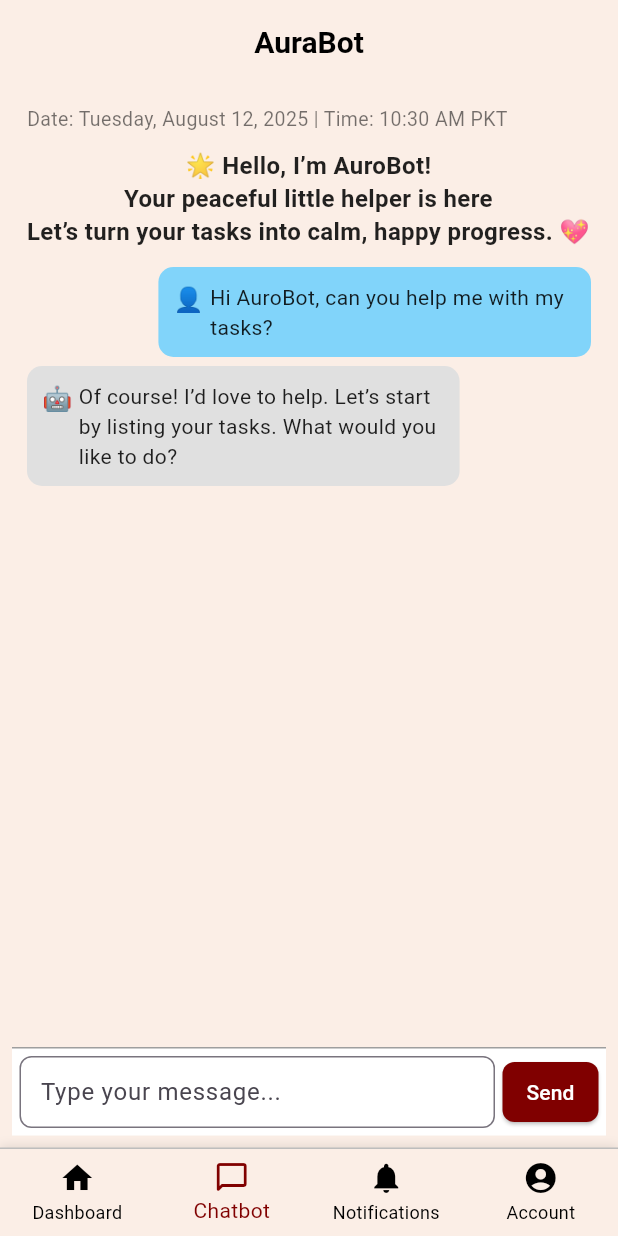
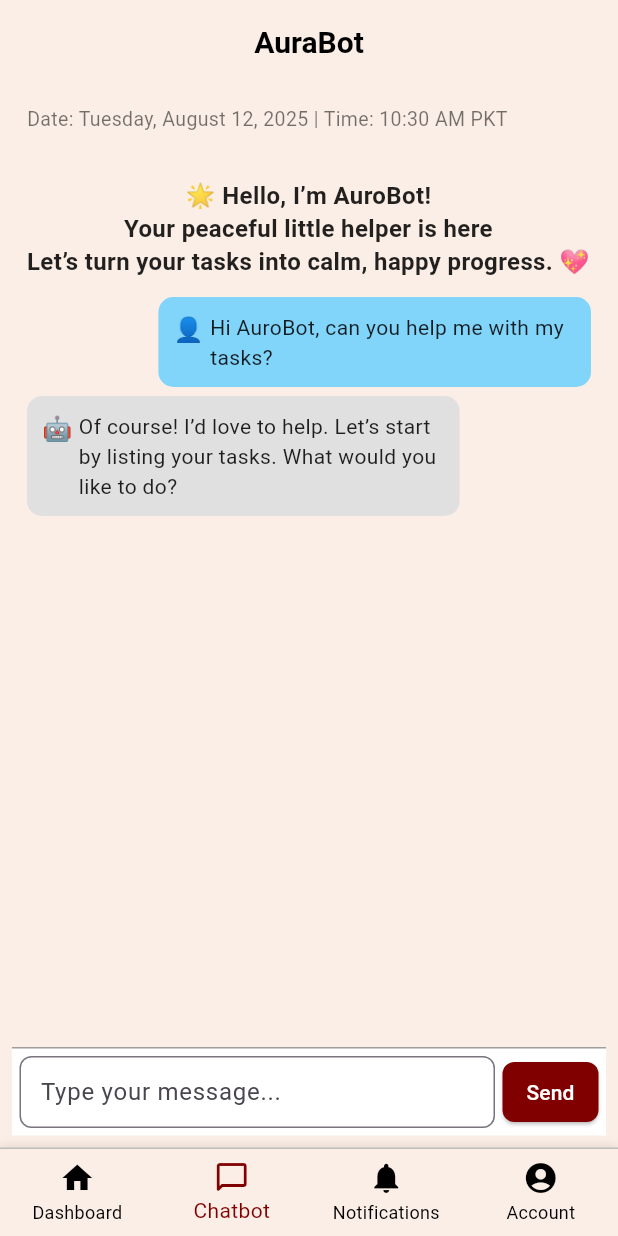
Before and after one commit to Munibafarooq-574/Aurado_2025, a Flutter app: the screen it shows after launch, item 2 of the bottom bar chosen, on a phone screen of 412 x 824 dp. Run offline on Flutter 3.47's test engine with Material 3 defaults, Android fonts, the phone set to English and light mode, and no system bars; our stand-ins replace animated_text_kit, flutter_local_notifications, image_picker, permission_handler, shared_preferences, syncfusion_flutter_charts and 1 more.

Commit message:
Initial commit

```diff
--- /dev/null
+++ b/aurado_2025/lib/constants/ color_utils.dart
@@ -0,0 +1,9 @@
+import 'package:flutter/material.dart';
+
+/// Converts a hex string like "#B1E5CC" or "B1E5CC" to a Flutter Color.
+Color fromHex(String hex) {
+  final buffer = StringBuffer();
+  if (hex.length == 6 || hex.length == 7) buffer.write('ff'); // full opacity
+  buffer.write(hex.replaceFirst('#', ''));
+  return Color(int.parse(buffer.toString(), radix: 16));
+}
--- a/aurado_2025/lib/main.dart
+++ b/aurado_2025/lib/main.dart
@@ -94,7 +94,7 @@ class MyApp extends StatelessWidget {
           ),
         ),
         appBarTheme: AppBarTheme(
-          backgroundColor: const Color(0xff800000),
+           backgroundColor: scaffoldBgColor,  // <-- dynamic color from preferences
           elevation: 0,
           titleTextStyle: TextStyle(
             color: const Color(0xff800000).computeLuminance() > 0.5 ? Colors.black : Colors.white,
--- a/aurado_2025/lib/screens/ edit_profile_screen.dart
+++ b/aurado_2025/lib/screens/ edit_profile_screen.dart
@@ -2,7 +2,9 @@ import 'dart:io';
 import 'package:flutter/material.dart';
 import 'package:image_picker/image_picker.dart';
 import 'package:provider/provider.dart';
+import '../constants/ color_utils.dart';
 import '../providers/user_provider.dart';
+import '../providers/preferences_provider.dart';
 
 class EditProfileScreen extends StatefulWidget {
 
@@ -171,6 +173,7 @@ class _EditProfileScreenState extends State<EditProfileScreen> {
   Widget build(BuildContext context) {
 
     final userProvider = Provider.of<UserProvider>(context, listen: false);
+    final prefs = Provider.of<PreferencesProvider>(context);
     return Scaffold(
       appBar: AppBar(
         automaticallyImplyLeading: false,
@@ -183,7 +186,7 @@ class _EditProfileScreenState extends State<EditProfileScreen> {
             letterSpacing: 1.1,
           ),
         ),
-        backgroundColor: const Color(0xFFfbeee6),
+        backgroundColor: fromHex(prefs.themeColor),
         elevation: 0,
         centerTitle: true,
         iconTheme: const IconThemeData(color: Colors.black),
--- a/aurado_2025/lib/screens/FAQs_screen.dart
+++ b/aurado_2025/lib/screens/FAQs_screen.dart
@@ -1,4 +1,7 @@
 import 'package:flutter/material.dart';
+import 'package:provider/provider.dart';
+import '../constants/ color_utils.dart';
+import '../providers/preferences_provider.dart';
 
 class FAQsScreen extends StatefulWidget {
   @override
@@ -17,9 +20,10 @@ class _FAQsScreenState extends State<FAQsScreen> {
 
   @override
   Widget build(BuildContext context) {
+    final prefs = Provider.of<PreferencesProvider>(context);
     return Scaffold(
       appBar: AppBar(
-        backgroundColor: const Color(0xFFfbeee6),
+        backgroundColor: fromHex(prefs.themeColor),
         elevation: 0,
         centerTitle: true,
         iconTheme: const IconThemeData(color: Colors.black),
--- a/aurado_2025/lib/screens/chatbot_screen.dart
+++ b/aurado_2025/lib/screens/chatbot_screen.dart
@@ -1,5 +1,8 @@
 import 'package:flutter/material.dart';
 import 'package:intl/intl.dart';
+import 'package:provider/provider.dart';
+import '../constants/ color_utils.dart';
+import '../providers/preferences_provider.dart';
 
 class ChatbotScreen extends StatefulWidget {
   const ChatbotScreen({Key? key}) : super(key: key);
@@ -55,13 +58,14 @@ class _ChatbotScreenState extends State<ChatbotScreen> {
 
   @override
   Widget build(BuildContext context) {
+    final prefs = Provider.of<PreferencesProvider>(context);
     final now = DateTime.now();
     final day = DateFormat('EEEE').format(now);
     final date = DateFormat('MMMM d, y').format(now);
     final time = DateFormat('hh:mm a').format(now);
 
     return Scaffold(
-      backgroundColor: const Color(0xFFFBEEE6),
+      backgroundColor: fromHex(prefs.themeColor),
       body: Padding(
         padding: const EdgeInsets.all(8.0),
         child: Column(
@@ -82,12 +86,15 @@ class _ChatbotScreenState extends State<ChatbotScreen> {
                       fontSize: 13,
                       fontWeight: FontWeight.normal,
                       color: Colors.black54,
+
                     ),
                   ),
+
+
                 ],
               ),
             ),
-            const SizedBox(height: 5),
+            const SizedBox(height: 25),
             const Padding(
               padding: EdgeInsets.symmetric(horizontal: 10),
               child: Text(
--- a/aurado_2025/lib/screens/missed_screen.dart
+++ b/aurado_2025/lib/screens/missed_screen.dart
@@ -4,7 +4,9 @@ import 'package:flutter/material.dart';
 import 'package:intl/intl.dart';
 import 'package:provider/provider.dart';
 
+import '../constants/ color_utils.dart';
 import '../models/task.dart';
+import '../providers/preferences_provider.dart';
 import '../task_manager.dart';
 import 'edit_task_screen.dart';
 
@@ -36,11 +38,11 @@ class _MissedScreenState extends State<MissedScreen> {
     final day = DateFormat('EEEE').format(now);
     final date = DateFormat('MMMM d, y').format(now);
     final time = DateFormat('hh:mm a').format(now);
-
+    final prefs = Provider.of<PreferencesProvider>(context);
     final missedTasks = Provider.of<TaskManager>(context).getMissedTasks();
 
     return Scaffold(
-      backgroundColor: const Color(0xFFFBEEE6),
+      backgroundColor: fromHex(prefs.themeColor),
       body: SafeArea(
         child: Stack(
           children: [
--- a/aurado_2025/lib/screens/preference_screen.dart
+++ b/aurado_2025/lib/screens/preference_screen.dart
@@ -2,6 +2,8 @@ import 'package:flutter/material.dart';
 import 'package:provider/provider.dart';
 import '../providers/preferences_provider.dart';
 import 'account_screen.dart';
+import '../constants/ color_utils.dart';
+
 
 class PreferenceScreen extends StatelessWidget {
   const PreferenceScreen({super.key});
@@ -21,7 +23,7 @@ class PreferenceScreen extends StatelessWidget {
             letterSpacing: 1.1,
           ),
         ),
-        backgroundColor: const Color(0xFFfbeee6),
+        backgroundColor: fromHex(prefs.themeColor),
         elevation: 0,
         centerTitle: true,
         iconTheme: const IconThemeData(color: Colors.black),
--- a/aurado_2025/lib/screens/signout_screen.dart
+++ b/aurado_2025/lib/screens/signout_screen.dart
@@ -1,4 +1,7 @@
 import 'package:flutter/material.dart';
+import 'package:provider/provider.dart';
+import '../constants/ color_utils.dart';
+import '../providers/preferences_provider.dart';
 
 class SignoutScreen extends StatelessWidget {
   const SignoutScreen({super.key});
@@ -34,6 +37,7 @@ class SignoutScreen extends StatelessWidget {
 
   @override
   Widget build(BuildContext context) {
+    final prefs = Provider.of<PreferencesProvider>(context);
     return Scaffold(
       appBar: AppBar(
         automaticallyImplyLeading: false,  // This removes the back button
@@ -46,7 +50,7 @@ class SignoutScreen extends StatelessWidget {
             letterSpacing: 1.1,
           ),
         ),
-        backgroundColor: const Color(0xFFfbeee6),
+        backgroundColor: fromHex(prefs.themeColor),
         elevation: 0,
         centerTitle: true,
         iconTheme: const IconThemeData(color: Colors.black),
--- a/aurado_2025/lib/screens/today_screen.dart
+++ b/aurado_2025/lib/screens/today_screen.dart
@@ -1,6 +1,8 @@
 import 'package:flutter/material.dart';
 import 'package:intl/intl.dart';
 import 'package:provider/provider.dart';
+import '../constants/ color_utils.dart';
+import '../providers/preferences_provider.dart';
 import 'edit_task_screen.dart';
 import '../models/task.dart' as task_model;
 import 'package:aurado_2025/task_manager.dart';
@@ -115,9 +117,9 @@ class _TodayScreenState extends State<TodayScreen> {
     final date = DateFormat('MMMM d, y').format(now); // "August 7, 2025"
     final time = DateFormat('hh:mm a').format(now); // "01:48 PM"
     final todayTasks = taskManager.getTodayTasks();
-
+    final prefs = Provider.of<PreferencesProvider>(context);
     return Scaffold(
-      backgroundColor: const Color(0xFFFBEEE6),
+      backgroundColor: fromHex(prefs.themeColor),
       body: SafeArea(
         child: Padding(
           padding: const EdgeInsets.all(16.0),
```
Also changed, not shown: aurado_2025/lib/screens/HabitScreen.dart (+6 -3 lines), aurado_2025/lib/screens/HealthScreen.dart (+6 -3 lines), aurado_2025/lib/screens/PersonalScreen.dart (+6 -4 lines), aurado_2025/lib/screens/ShoppingScreen.dart (+6 -4 lines), aurado_2025/lib/screens/UpcomingScreen.dart (+6 -4 lines), aurado_2025/lib/screens/notification_test_screen.dart (+5 -2 lines), aurado_2025/lib/screens/privacy_policy_screen.dart (+6 -2 lines), aurado_2025/lib/screens/terms_of_services_screen.dart (+6 -2 lines), aurado_2025/lib/screens/work_screen.dart (+8 -3 lines).
